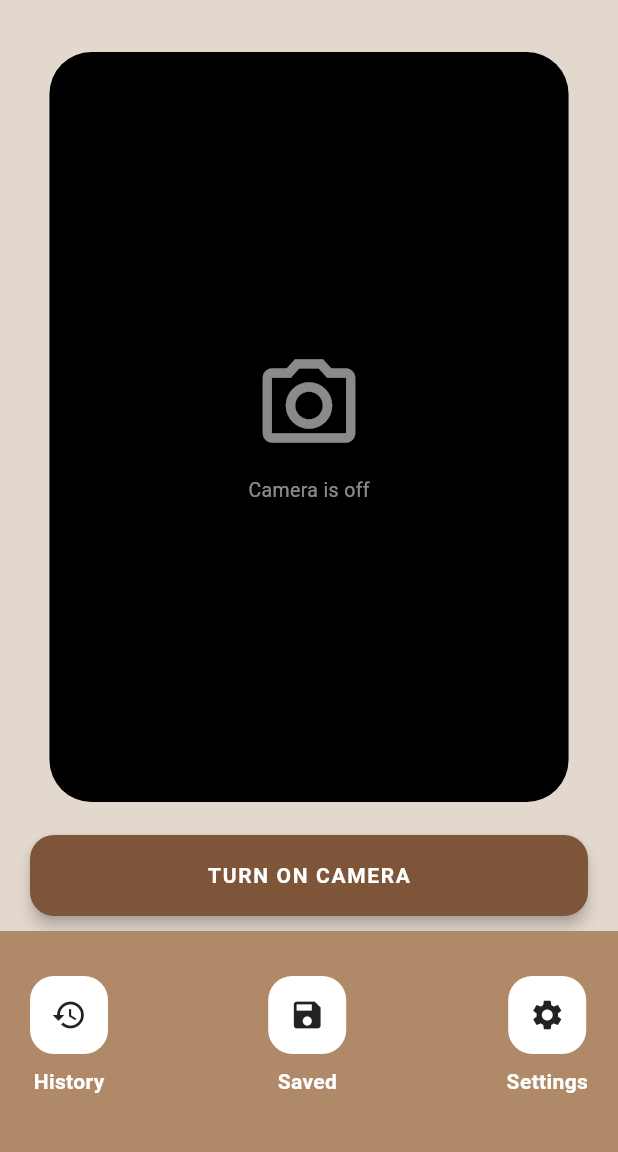
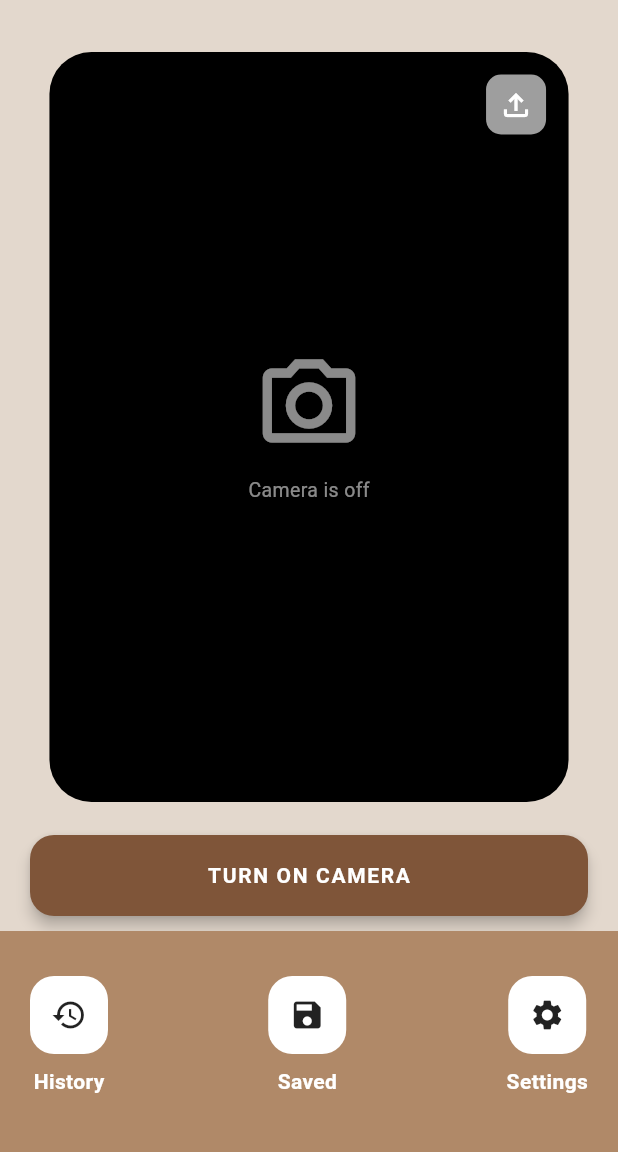
Before and after one commit to Mousefan6/CutSmart, a Flutter app: the CameraPage screen opened directly, on a phone screen of 412 x 824 dp, the part 65-1217 px from its top. Run offline on Flutter 3.47's test engine with Material 3 defaults, Android fonts, the phone set to English and light mode, and no system bars; our stand-ins replace camera, google_generative_ai, youtube_player_flutter; Roboto replaces fonts that are missing (Georgia).

Commit message:
upload button

```diff
--- a/lib/App/Scenes/camera_page.dart
+++ b/lib/App/Scenes/camera_page.dart
@@ -116,30 +116,47 @@ class _CameraPageState extends State<CameraPage> {
                   color: Colors.black,
                   borderRadius: BorderRadius.circular(28),
                 ),
+                child: Stack(
+                  children: [
+                    Center(
                       child: _isCameraOn && _controller != null
                           ? ClipRRect(
                         borderRadius: BorderRadius.circular(28),
                         child: CameraPreview(_controller!),
                       )
-                    : const Center(
-                  child: Column(
+                          : const Column(
                         mainAxisSize: MainAxisSize.min,
                         children: [
-                      Icon(
-                        Icons.photo_camera_outlined,
-                        color: Colors.white54,
-                        size: 74,
+                          Icon(Icons.photo_camera_outlined, color: Colors.white54, size: 74),
+                          SizedBox(height: 10),
+                          Text('Camera is off', style: TextStyle(color: Colors.white54, fontSize: 13)),
+                        ],
                       ),
-                      SizedBox(height: 10),
-                      Text(
-                        'Camera is off',
-                        style: TextStyle(
-                          color: Colors.white54,
-                          fontSize: 26 / 2,
+                    ),
+
+                    // Upload button
+                    Positioned(
+                      top: 15,
+                      right: 15,
+                      child: GestureDetector(
+                        onTap: () {
+                          print("Gallery button pressed");
+                        },
+                        child: Container(
+                          padding: const EdgeInsets.all(8),
+                          decoration: BoxDecoration(
+                            color: Colors.grey,
+                            borderRadius: BorderRadius.circular(10),
+                          ),
+                          child: const Icon(
+                            Icons.file_upload_outlined, // This matches your image's icon style
+                            color: Colors.white,
+                            size: 24,
+                          ),
+                        ),
                       ),
                     ),
                   ],
-                  ),
                 ),
               ),
             ),
```
Lines whose indentation alone changed are shown as unchanged.
